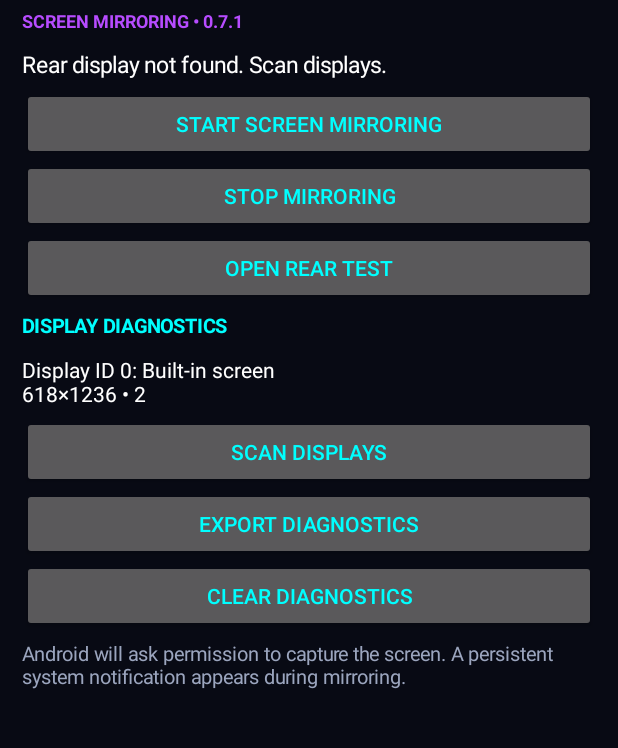
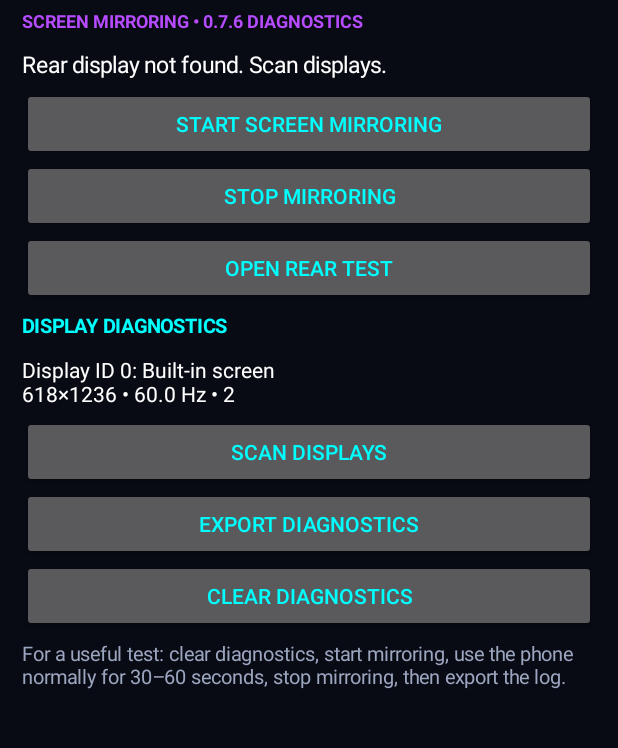
Before and after one commit to iZvex/MiRead, an Android app: the screen it shows after launch (MainActivity), after a tap on "START SCREEN MIRRORING", on a phone screen of 412 x 824 dp, the part 160-908 px from its top. Run offline under Robolectric (Android 15) with nearby library versions, the phone set to English and light mode, and no system bars.

Commit message:
Add in-app performance diagnostics and export action

```diff
--- a/app/src/main/java/ru/mirear/MainActivity.kt
+++ b/app/src/main/java/ru/mirear/MainActivity.kt
@@ -1,4 +1,5 @@
 package ru.mirear
+
 import android.app.*
 import android.content.*
 import android.hardware.display.DisplayManager
@@ -7,9 +8,8 @@ import android.graphics.Color
 import android.os.*
 import android.view.*
 import android.widget.*
-import java.lang.reflect.Method
 
-class MainActivity: Activity() {
+class MainActivity : Activity() {
     private val dm by lazy { getSystemService(DISPLAY_SERVICE) as DisplayManager }
     private val pm by lazy { getSystemService(MEDIA_PROJECTION_SERVICE) as MediaProjectionManager }
     private lateinit var report: TextView
@@ -18,44 +18,180 @@ class MainActivity: Activity() {
     private var frameSamples = 0
     private var jankyFrames = 0
     private var maxFrameMs = 0.0
+
     override fun onCreate(savedInstanceState: Bundle?) {
-  super.onCreate(savedInstanceState); window.statusBarColor=Color.rgb(8,10,20); window.navigationBarColor=Color.BLACK
-  val root=LinearLayout(this).apply { orientation=1; setPadding(22,28,22,24); setBackgroundColor(Color.rgb(8,10,20)) }
-  val scroll=ScrollView(this); val c=LinearLayout(this).apply { orientation=1 }
-  fun label(s:String,size:Float,color:Int,bold:Boolean=false)=TextView(this).apply { text=s; textSize=size; setTextColor(color); if(bold)setTypeface(typeface,1); setPadding(0,8,0,8) }
-  fun button(s:String, f:()->Unit)=Button(this).apply { text=s; setTextColor(Color.CYAN); setOnClickListener{f()} }
-  c.addView(label("MI REAR DISPLAY",13f,Color.CYAN,true)); c.addView(label("MiRear",36f,Color.WHITE,true))
-  c.addView(label("SCREEN MIRRORING • 0.7.1",12f,0xffb74cff.toInt(),true))
-  status=label("Ready. Turn on the rear display and start mirroring.",15f,Color.WHITE)
-  c.addView(status)
-  c.addView(button("START SCREEN MIRRORING"){ startCapture() })
-  c.addView(button("STOP MIRRORING"){ stopService(Intent(this,ScreenMirrorService::class.java)); status.text="Stop requested." })
-  c.addView(button("OPEN REAR TEST"){ openRear(null,null) })
-  c.addView(label("DISPLAY DIAGNOSTICS",13f,Color.CYAN,true))
-  report=label("",14f,Color.WHITE); c.addView(report)
-  c.addView(button("SCAN DISPLAYS"){scan()})
-  c.addView(button("EXPORT DIAGNOSTICS"){shareDiagnostics()})
-  c.addView(button("CLEAR DIAGNOSTICS"){Diagnostics.clear(this); status.text="Diagnostics cleared."})
-  c.addView(label("Android will ask permission to capture the screen. A persistent system notification appears during mirroring.",13f,0xff9ba5be.toInt()))
-  scroll.addView(c); root.addView(scroll); setContentView(root); scan()
+        super.onCreate(savedInstanceState)
+        window.statusBarColor = Color.rgb(8, 10, 20)
+        window.navigationBarColor = Color.BLACK
+        val root = LinearLayout(this).apply {
+            orientation = 1
+            setPadding(22, 28, 22, 24)
+            setBackgroundColor(Color.rgb(8, 10, 20))
+        }
+        val scroll = ScrollView(this)
+        val content = LinearLayout(this).apply { orientation = 1 }
+        fun label(value: String, size: Float, color: Int, bold: Boolean = false) =
+            TextView(this).apply {
+                text = value
+                textSize = size
+                setTextColor(color)
+                if (bold) setTypeface(typeface, 1)
+                setPadding(0, 8, 0, 8)
+            }
+        fun button(value: String, action: () -> Unit) =
+            Button(this).apply {
+                text = value
+                setTextColor(Color.CYAN)
+                setOnClickListener { action() }
+            }
+
+        content.addView(label("MI REAR DISPLAY", 13f, Color.CYAN, true))
+        content.addView(label("MiRear", 36f, Color.WHITE, true))
+        content.addView(label("SCREEN MIRRORING • 0.7.6 DIAGNOSTICS", 12f, 0xffb74cff.toInt(), true))
+        status = label("Ready. Turn on the rear display and start mirroring.", 15f, Color.WHITE)
+        content.addView(status)
+        content.addView(button("START SCREEN MIRRORING") { startCapture() })
+        content.addView(button("STOP MIRRORING") {
+            stopService(Intent(this, ScreenMirrorService::class.java))
+            status.text = "Stop requested."
+            Diagnostics.log(this, "USER_REQUESTED_STOP")
+        })
+        content.addView(button("OPEN REAR TEST") { openRear(null, null) })
+        content.addView(label("DISPLAY DIAGNOSTICS", 13f, Color.CYAN, true))
+        report = label("", 14f, Color.WHITE)
+        content.addView(report)
+        content.addView(button("SCAN DISPLAYS") { scan() })
+        content.addView(button("EXPORT DIAGNOSTICS") { shareDiagnostics() })
+        content.addView(button("CLEAR DIAGNOSTICS") {
+            Diagnostics.clear(this)
+            status.text = "Diagnostics cleared."
+        })
+        content.addView(label(
+            "For a useful test: clear diagnostics, start mirroring, use the phone normally for 30–60 seconds, stop mirroring, then export the log.",
+            13f, 0xff9ba5be.toInt()
+        ))
+        scroll.addView(content)
+        root.addView(scroll)
+        setContentView(root)
+        scan()
         installFrameDiagnostics()
-  Diagnostics.log(this, "APP_STARTED sdk=${Build.VERSION.SDK_INT} model=${Build.MANUFACTURER} ${Build.MODEL} appVersion=0.7.6")
+        Diagnostics.log(this, "APP_STARTED sdk=${Build.VERSION.SDK_INT} device=${Build.MANUFACTURER} ${Build.MODEL} version=0.7.6")
     }
- private fun rear()=dm.displays.firstOrNull{it.displayId!=0 && it.mode.physicalWidth<=300 && it.mode.physicalHeight<=500} ?: dm.displays.firstOrNull{it.displayId!=0}
- private fun startCapture(){ if(rear()==null){status.text="Rear display not found. Scan displays.";return}; @Suppress("DEPRECATION") startActivityForResult(pm.createScreenCaptureIntent(),77) }
+
+    private fun rear() = dm.displays.firstOrNull {
+        it.displayId != 0 && it.mode.physicalWidth <= 300 && it.mode.physicalHeight <= 500
+    } ?: dm.displays.firstOrNull { it.displayId != 0 }
+
+    private fun startCapture() {
+        if (rear() == null) {
+            status.text = "Rear display not found. Scan displays."
+            return
+        }
+        Diagnostics.log(this, "USER_REQUESTED_CAPTURE")
+        @Suppress("DEPRECATION")
+        startActivityForResult(pm.createScreenCaptureIntent(), 77)
+    }
+
     @Deprecated("Screen capture consent callback")
     @Suppress("DEPRECATION")
- override fun onActivityResult(requestCode:Int,resultCode:Int,data:Intent?){super.onActivityResult(requestCode,resultCode,data);if(requestCode!=77)return;if(resultCode!=RESULT_OK||data==null){status.text="Screen capture permission denied.";return};openRear(resultCode,data)}
- private fun openRear(code:Int?,data:Intent?){
-  val d=rear() ?: run{status.text="Secondary display not found.";return}
-  try{
-   val p=Parcel.obtain(); val reply=Parcel.obtain()
-   try { p.writeInterfaceToken("android.os.IPowerManager");p.writeStrongBinder(Binder());p.writeLong(SystemClock.uptimeMillis());p.writeInt(1);p.writeString("CAMERA_CALL");val cl=Class.forName("android.os.ServiceManager");val svc=cl.getMethod("getService",String::class.java).invoke(null,"power") as? IBinder;svc?.transact(16777210,p,reply,IBinder.FLAG_ONEWAY) }catch(_:Exception){}finally{p.recycle();reply.recycle()}
-   val i=Intent(this,RearTestActivity::class.java)
-   if(code!=null&&data!=null){i.putExtra("capture_code",code);i.putExtra("capture_data",data)}
-   startActivity(i,ActivityOptions.makeBasic().apply{launchDisplayId=d.displayId}.toBundle())
-   status.text=if(code==null)"Rear test opened on display ${d.displayId}" else "Mirror requested on display ${d.displayId}"
-  }catch(e:Exception){status.text="Launch failed: ${e.javaClass.simpleName}: ${e.message}"}
+    override fun onActivityResult(requestCode: Int, resultCode: Int, data: Intent?) {
+        super.onActivityResult(requestCode, resultCode, data)
+        if (requestCode != 77) return
+        if (resultCode != RESULT_OK || data == null) {
+            status.text = "Screen capture permission denied."
+            Diagnostics.log(this, "CAPTURE_PERMISSION_DENIED resultCode=$resultCode")
+            return
         }
- private fun scan(){report.text=dm.displays.joinToString("\n\n"){ "Display ID ${it.displayId}: ${it.name}\n${it.mode.physicalWidth}×${it.mode.physicalHeight} • ${it.state}" }}
+        Diagnostics.log(this, "CAPTURE_PERMISSION_GRANTED")
+        openRear(resultCode, data)
     }
+
+    private fun openRear(code: Int?, data: Intent?) {
+        val display = rear() ?: run {
+            status.text = "Secondary display not found."
+            return
+        }
+        try {
+            // Existing Xiaomi rear-display wake-up request.
+            val parcel = Parcel.obtain()
+            val reply = Parcel.obtain()
+            try {
+                parcel.writeInterfaceToken("android.os.IPowerManager")
+                parcel.writeStrongBinder(Binder())
+                parcel.writeLong(SystemClock.uptimeMillis())
+                parcel.writeInt(1)
+                parcel.writeString("CAMERA_CALL")
+                val serviceManager = Class.forName("android.os.ServiceManager")
+                val service = serviceManager.getMethod("getService", String::class.java)
+                    .invoke(null, "power") as? IBinder
+                service?.transact(16777210, parcel, reply, IBinder.FLAG_ONEWAY)
+            } catch (_: Exception) {
+            } finally {
+                parcel.recycle()
+                reply.recycle()
+            }
+
+            val intent = Intent(this, RearTestActivity::class.java)
+            if (code != null && data != null) {
+                intent.putExtra(ScreenMirrorService.EXTRA_CAPTURE_CODE, code)
+                intent.putExtra(ScreenMirrorService.EXTRA_CAPTURE_DATA, data)
+            }
+            startActivity(intent, ActivityOptions.makeBasic()
+                .apply { launchDisplayId = display.displayId }.toBundle())
+            status.text = if (code == null) "Rear test opened on display ${display.displayId}"
+                else "Mirror requested on display ${display.displayId}"
+            Diagnostics.log(this, "LAUNCH_REAR_ACTIVITY displayId=${display.displayId} captureRequested=${code != null}")
+        } catch (error: Exception) {
+            status.text = "Launch failed: ${error.javaClass.simpleName}: ${error.message}"
+            Diagnostics.log(this, "LAUNCH_REAR_EXCEPTION ${error.javaClass.name}: ${error.message}")
+        }
+    }
+
+    private fun scan() {
+        report.text = dm.displays.joinToString("\n\n") { display ->
+            "Display ID ${display.displayId}: ${display.name}\n" +
+                "${display.mode.physicalWidth}×${display.mode.physicalHeight} • ${display.refreshRate} Hz • ${display.state}"
+        }
+        dm.displays.forEach { display ->
+            Diagnostics.log(this,
+                "DISPLAY id=${display.displayId} name=${display.name} mode=${display.mode.physicalWidth}x${display.mode.physicalHeight} " +
+                    "refreshRate=${display.refreshRate} supportedModes=${display.supportedModes.joinToString { "${it.physicalWidth}x${it.physicalHeight}@${it.refreshRate}" }}")
+        }
+    }
+
+    private fun installFrameDiagnostics() {
+        if (Build.VERSION.SDK_INT < 24) return
+        frameListener = Window.OnFrameMetricsAvailableListener { _, metrics, _ ->
+            val totalMs = metrics.getMetric(FrameMetrics.TOTAL_DURATION) / 1_000_000.0
+            val refresh = window.decorView.display?.refreshRate?.takeIf { it > 1f } ?: 60f
+            val frameBudgetMs = 1000.0 / refresh
+            frameSamples++
+            if (totalMs > frameBudgetMs * 1.5) jankyFrames++
+            if (totalMs > maxFrameMs) maxFrameMs = totalMs
+            if (frameSamples >= 120) {
+                Diagnostics.log(this,
+                    "MAIN_WINDOW_FRAMES samples=$frameSamples slowFrames=$jankyFrames refreshRateHz=$refresh " +
+                        "frameBudgetMs=$frameBudgetMs maxFrameMs=$maxFrameMs")
+                frameSamples = 0
+                jankyFrames = 0
+                maxFrameMs = 0.0
+            }
+        }
+        window.addOnFrameMetricsAvailableListener(frameListener, Handler(Looper.getMainLooper()))
+    }
+
+    private fun shareDiagnostics() {
+        val header = "MiRear diagnostics | device=${Build.MANUFACTURER} ${Build.MODEL} | Android=${Build.VERSION.RELEASE} SDK=${Build.VERSION.SDK_INT}\n"
+        val send = Intent(Intent.ACTION_SEND).apply {
+            type = "text/plain"
+            putExtra(Intent.EXTRA_SUBJECT, "MiRear performance diagnostics")
+            putExtra(Intent.EXTRA_TEXT, header + Diagnostics.read(this@MainActivity))
+        }
+        startActivity(Intent.createChooser(send, "Send MiRear diagnostics"))
+    }
+
+    override fun onDestroy() {
+        frameListener?.let { window.removeOnFrameMetricsAvailableListener(it) }
+        super.onDestroy()
+    }
+}
```
Lines whose indentation alone changed are shown as unchanged.
